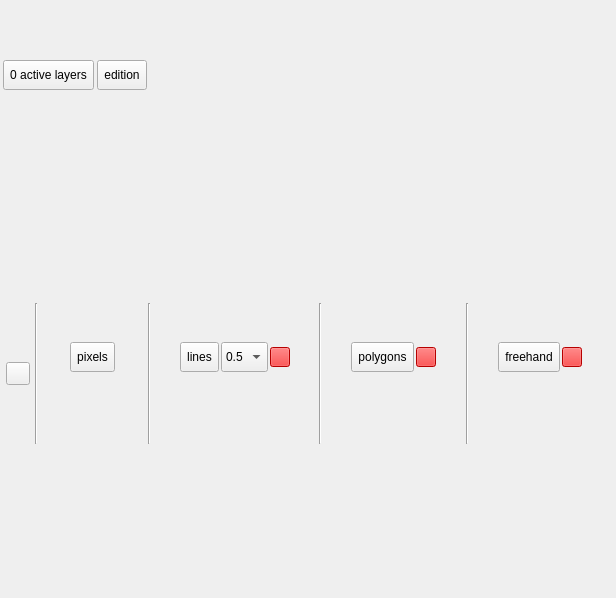
This is ui/view_widget_multi.ui in SMByC/ThRasE as Qt 5 draws it before an edit. The edited form follows.
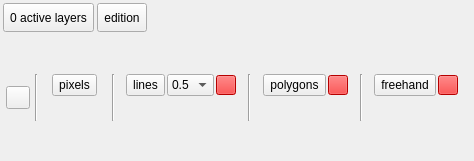
This is the edited form. Icons and pictures are not drawn. Custom widgets are drawn as their Qt base class.

```diff
--- a/ui/view_widget_multi.ui
+++ b/ui/view_widget_multi.ui
@@ -6,8 +6,8 @@
    <rect>
     <x>0</x>
     <y>0</y>
-    <width>616</width>
-    <height>598</height>
+    <width>474</width>
+    <height>161</height>
    </rect>
   </property>
   <layout class="QVBoxLayout" name="verticalLayout">
```
